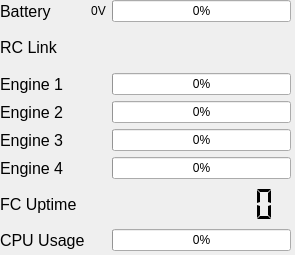
First picture: the form in gcs/ui/systemstatus.ui, repository lijian8/ahns10, before the edit.
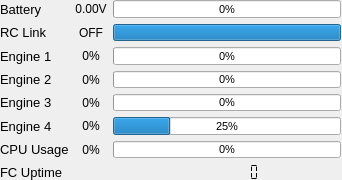
Second picture: the form after the edit.

```diff
--- a/gcs/ui/systemstatus.ui
+++ b/gcs/ui/systemstatus.ui
@@ -6,8 +6,8 @@
    <rect>
     <x>0</x>
     <y>0</y>
-    <width>295</width>
-    <height>255</height>
+    <width>342</width>
+    <height>180</height>
    </rect>
   </property>
   <property name="windowTitle">
@@ -18,15 +18,15 @@
     <rect>
      <x>0</x>
      <y>0</y>
-     <width>291</width>
-     <height>251</height>
+     <width>341</width>
+     <height>181</height>
     </rect>
    </property>
    <layout class="QGridLayout" name="gridLayout">
     <item row="0" column="1">
      <widget class="QLabel" name="voltagelbl">
       <property name="text">
-       <string>0V</string>
+       <string>0.00V</string>
       </property>
       <property name="alignment">
        <set>Qt::AlignCenter</set>
@@ -37,7 +37,7 @@
      <widget class="QLabel" name="label">
       <property name="font">
        <font>
-        <pointsize>12</pointsize>
+        <pointsize>10</pointsize>
        </font>
       </property>
       <property name="text">
@@ -47,6 +47,17 @@
     </item>
     <item row="0" column="2">
      <widget class="QProgressBar" name="voltageprgbr">
+      <property name="sizePolicy">
+       <sizepolicy hsizetype="MinimumExpanding" vsizetype="MinimumExpanding">
+        <horstretch>0</horstretch>
+        <verstretch>0</verstretch>
+       </sizepolicy>
+      </property>
+      <property name="font">
+       <font>
+        <pointsize>8</pointsize>
+       </font>
+      </property>
       <property name="value">
        <number>0</number>
       </property>
@@ -62,7 +73,7 @@
      <widget class="QLabel" name="label_3">
       <property name="font">
        <font>
-        <pointsize>12</pointsize>
+        <pointsize>10</pointsize>
        </font>
       </property>
       <property name="text">
@@ -74,7 +85,7 @@
      <widget class="QLabel" name="label_2">
       <property name="font">
        <font>
-        <pointsize>12</pointsize>
+        <pointsize>10</pointsize>
        </font>
       </property>
       <property name="text">
@@ -84,16 +95,42 @@
     </item>
     <item row="2" column="2">
      <widget class="QProgressBar" name="eng1prgbar">
+      <property name="sizePolicy">
+       <sizepolicy hsizetype="MinimumExpanding" vsizetype="MinimumExpanding">
+        <horstretch>0</horstretch>
+        <verstretch>0</verstretch>
+       </sizepolicy>
+      </property>
+      <property name="font">
+       <font>
+        <pointsize>8</pointsize>
+       </font>
+      </property>
+      <property name="autoFillBackground">
+       <bool>false</bool>
+      </property>
       <property name="value">
        <number>0</number>
       </property>
+      <property name="textVisible">
+       <bool>true</bool>
+      </property>
+      <property name="invertedAppearance">
+       <bool>false</bool>
+      </property>
+      <property name="textDirection">
+       <enum>QProgressBar::BottomToTop</enum>
+      </property>
+      <property name="format">
+       <string>%p%</string>
+      </property>
      </widget>
     </item>
     <item row="4" column="0">
      <widget class="QLabel" name="label_4">
       <property name="font">
        <font>
-        <pointsize>12</pointsize>
+        <pointsize>10</pointsize>
        </font>
       </property>
       <property name="text">
@@ -105,7 +142,7 @@
      <widget class="QLabel" name="label_5">
       <property name="font">
        <font>
-        <pointsize>12</pointsize>
+        <pointsize>10</pointsize>
        </font>
       </property>
       <property name="text">
@@ -115,23 +152,51 @@
     </item>
     <item row="3" column="2">
      <widget class="QProgressBar" name="eng2prgbr">
+      <property name="sizePolicy">
+       <sizepolicy hsizetype="MinimumExpanding" vsizetype="MinimumExpanding">
+        <horstretch>0</horstretch>
+        <verstretch>0</verstretch>
+       </sizepolicy>
+      </property>
+      <property name="font">
+       <font>
+        <pointsize>8</pointsize>
+       </font>
+      </property>
       <property name="value">
        <number>0</number>
       </property>
+      <property name="textVisible">
+       <bool>true</bool>
+      </property>
      </widget>
     </item>
     <item row="4" column="2">
      <widget class="QProgressBar" name="eng3prgbr">
+      <property name="sizePolicy">
+       <sizepolicy hsizetype="MinimumExpanding" vsizetype="MinimumExpanding">
+        <horstretch>0</horstretch>
+        <verstretch>0</verstretch>
+       </sizepolicy>
+      </property>
+      <property name="font">
+       <font>
+        <pointsize>8</pointsize>
+       </font>
+      </property>
       <property name="value">
        <number>0</number>
       </property>
+      <property name="textVisible">
+       <bool>true</bool>
+      </property>
      </widget>
     </item>
     <item row="5" column="0">
      <widget class="QLabel" name="label_6">
       <property name="font">
        <font>
-        <pointsize>12</pointsize>
+        <pointsize>10</pointsize>
        </font>
       </property>
       <property name="text">
@@ -141,44 +206,46 @@
     </item>
     <item row="5" column="2">
      <widget class="QProgressBar" name="eng4prgbr">
-      <property name="value">
-       <number>0</number>
+      <property name="sizePolicy">
+       <sizepolicy hsizetype="MinimumExpanding" vsizetype="MinimumExpanding">
+        <horstretch>0</horstretch>
+        <verstretch>0</verstretch>
+       </sizepolicy>
       </property>
-     </widget>
-    </item>
-    <item row="7" column="0">
-     <widget class="QLabel" name="label_9">
       <property name="font">
        <font>
-        <pointsize>12</pointsize>
+        <pointsize>8</pointsize>
+        <weight>50</weight>
+        <bold>false</bold>
        </font>
       </property>
-      <property name="text">
-       <string>FC Uptime</string>
+      <property name="maximum">
+       <number>100</number>
       </property>
-     </widget>
-    </item>
-    <item row="8" column="0">
-     <widget class="QLabel" name="label_11">
-      <property name="font">
-       <font>
-        <pointsize>12</pointsize>
-       </font>
+      <property name="value">
+       <number>25</number>
       </property>
-      <property name="text">
-       <string>CPU Usage</string>
+      <property name="textVisible">
+       <bool>true</bool>
       </property>
-     </widget>
-    </item>
-    <item row="8" column="2">
-     <widget class="QProgressBar" name="fcCPUprgbr">
-      <property name="value">
-       <number>0</number>
+      <property name="format">
+       <string>%p%</string>
       </property>
      </widget>
     </item>
     <item row="7" column="2">
-     <widget class="QLCDNumber" name="fcUptimeLcd_2">
+     <widget class="QLCDNumber" name="fcUptimeLcd">
+      <property name="sizePolicy">
+       <sizepolicy hsizetype="MinimumExpanding" vsizetype="MinimumExpanding">
+        <horstretch>0</horstretch>
+        <verstretch>0</verstretch>
+       </sizepolicy>
+      </property>
+      <property name="font">
+       <font>
+        <pointsize>8</pointsize>
+       </font>
+      </property>
       <property name="layoutDirection">
        <enum>Qt::LeftToRight</enum>
       </property>
@@ -205,6 +272,144 @@
       </property>
      </widget>
     </item>
+    <item row="7" column="0">
+     <widget class="QLabel" name="label_9">
+      <property name="font">
+       <font>
+        <pointsize>10</pointsize>
+       </font>
+      </property>
+      <property name="text">
+       <string>FC Uptime</string>
+      </property>
+     </widget>
+    </item>
+    <item row="1" column="2">
+     <widget class="QProgressBar" name="rclinkprgbr">
+      <property name="sizePolicy">
+       <sizepolicy hsizetype="MinimumExpanding" vsizetype="MinimumExpanding">
+        <horstretch>0</horstretch>
+        <verstretch>0</verstretch>
+       </sizepolicy>
+      </property>
+      <property name="font">
+       <font>
+        <pointsize>8</pointsize>
+       </font>
+      </property>
+      <property name="minimum">
+       <number>0</number>
+      </property>
+      <property name="maximum">
+       <number>1</number>
+      </property>
+      <property name="value">
+       <number>1</number>
+      </property>
+      <property name="textVisible">
+       <bool>false</bool>
+      </property>
+      <property name="invertedAppearance">
+       <bool>false</bool>
+      </property>
+      <property name="format">
+       <string>%p%</string>
+      </property>
+     </widget>
+    </item>
+    <item row="1" column="1">
+     <widget class="QLabel" name="rclbl">
+      <property name="text">
+       <string>OFF</string>
+      </property>
+      <property name="alignment">
+       <set>Qt::AlignCenter</set>
+      </property>
+     </widget>
+    </item>
+    <item row="2" column="1">
+     <widget class="QLabel" name="eng1lbl">
+      <property name="text">
+       <string>0%</string>
+      </property>
+      <property name="alignment">
+       <set>Qt::AlignCenter</set>
+      </property>
+     </widget>
+    </item>
+    <item row="6" column="0">
+     <widget class="QLabel" name="label_11">
+      <property name="font">
+       <font>
+        <pointsize>10</pointsize>
+       </font>
+      </property>
+      <property name="text">
+       <string>CPU Usage</string>
+      </property>
+     </widget>
+    </item>
+    <item row="6" column="2">
+     <widget class="QProgressBar" name="fcCPUprgbr">
+      <property name="sizePolicy">
+       <sizepolicy hsizetype="MinimumExpanding" vsizetype="MinimumExpanding">
+        <horstretch>0</horstretch>
+        <verstretch>0</verstretch>
+       </sizepolicy>
+      </property>
+      <property name="font">
+       <font>
+        <pointsize>8</pointsize>
+       </font>
+      </property>
+      <property name="value">
+       <number>0</number>
+      </property>
+      <property name="textVisible">
+       <bool>true</bool>
+      </property>
+     </widget>
+    </item>
+    <item row="3" column="1">
+     <widget class="QLabel" name="eng2lbl">
+      <property name="text">
+       <string>0%</string>
+      </property>
+      <property name="alignment">
+       <set>Qt::AlignCenter</set>
+      </property>
+     </widget>
+    </item>
+    <item row="4" column="1">
+     <widget class="QLabel" name="eng3lbl">
+      <property name="text">
+       <string>0%</string>
+      </property>
+      <property name="alignment">
+       <set>Qt::AlignCenter</set>
+      </property>
+     </widget>
+    </item>
+    <item row="5" column="1">
+     <widget class="QLabel" name="eng4lbl">
+      <property name="text">
+       <string>0%</string>
+      </property>
+      <property name="alignment">
+       <set>Qt::AlignCenter</set>
+      </property>
+     </widget>
+    </item>
+    <item row="6" column="1">
+     <widget class="QLabel" name="fcCPUlbl">
+      <property name="text">
+       <string>0%</string>
+      </property>
+      <property name="alignment">
+       <set>Qt::AlignCenter</set>
+      </property>
+     </widget>
+    </item>
    </layout>
   </widget>
  </widget>
```
